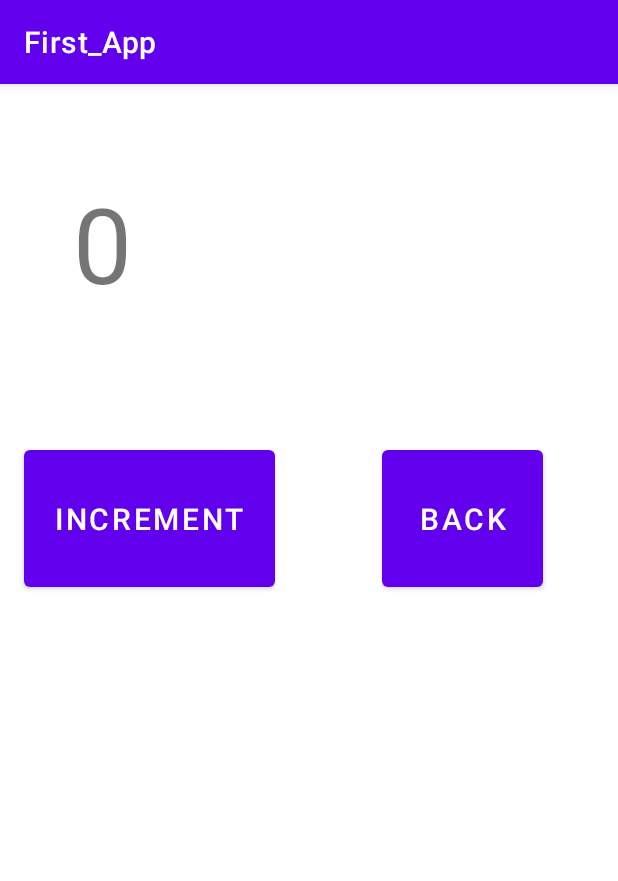
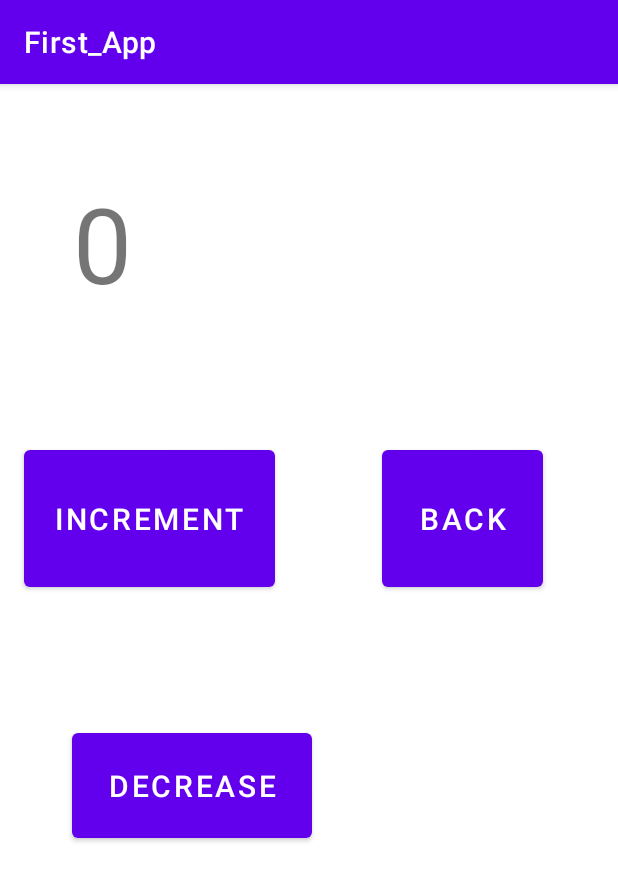
Before and after one commit to abellizzi1/WERQOUT-App, an Android app: the Counter screen opened directly, with no data from a screen before it, on a phone screen of 412 x 824 dp. Shown: the top 881 px of the screen. Run offline under Robolectric (Android 15) with nearby library versions, the phone set to English and light mode, and no system bars.

Commit message:
added decrease button

```diff
--- a/Experiments/Angelo_Bellizzi_Two_Screen_App/First_App/app/src/main/java/com/example/first_app/Counter.java
+++ b/Experiments/Angelo_Bellizzi_Two_Screen_App/First_App/app/src/main/java/com/example/first_app/Counter.java
@@ -17,6 +17,7 @@ public class Counter extends AppCompatActivity {
 
         Button backButton = findViewById(R.id.counter_back_button);
         Button incrementButton = findViewById(R.id.counter_increment_button);
+        Button decreaseButton = findViewById(R.id.counter_decrease_button);
         TextView counterText = findViewById(R.id.counter_counterText);
 
         Integer[] count = {0};
@@ -30,6 +31,16 @@ public class Counter extends AppCompatActivity {
 
         });
 
+        decreaseButton.setOnClickListener(new View.OnClickListener() {
+            @Override
+            public void onClick(View v) {
+                count[0]--;
+                counterText.setText(count[0].toString());
+            }
+
+
+        });
+
         backButton.setOnClickListener(new View.OnClickListener() {
             @Override
             public void onClick(View v)
--- a/Experiments/Angelo_Bellizzi_Two_Screen_App/First_App/app/src/main/res/layout/counter.xml
+++ b/Experiments/Angelo_Bellizzi_Two_Screen_App/First_App/app/src/main/res/layout/counter.xml
@@ -44,4 +44,17 @@
         app:layout_constraintStart_toStartOf="parent"
         app:layout_constraintTop_toTopOf="parent"
         app:layout_constraintVertical_bias="0.358" />
+
+    <Button
+        android:id="@+id/counter_decrease_button"
+        android:layout_width="160dp"
+        android:layout_height="82dp"
+        android:text="Decrease"
+        android:textSize="20sp"
+        app:layout_constraintBottom_toBottomOf="parent"
+        app:layout_constraintEnd_toEndOf="parent"
+        app:layout_constraintHorizontal_bias="0.191"
+        app:layout_constraintStart_toStartOf="parent"
+        app:layout_constraintTop_toTopOf="parent"
+        app:layout_constraintVertical_bias="0.622" />
 </androidx.constraintlayout.widget.ConstraintLayout>
```
